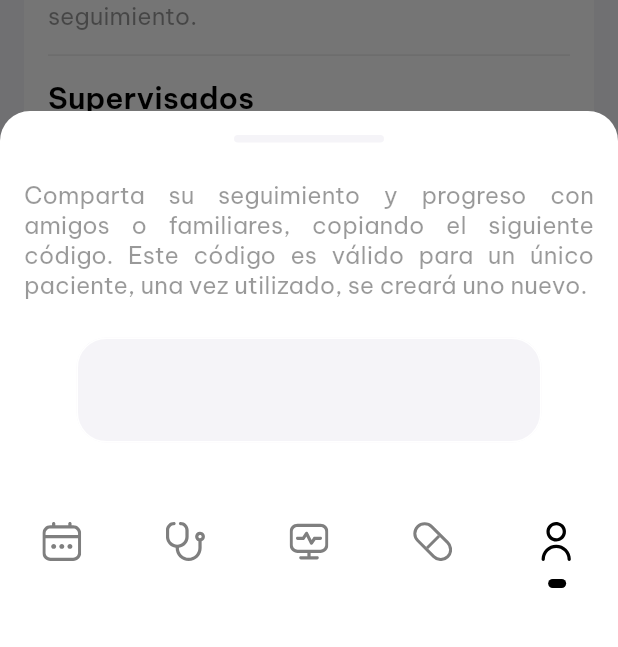
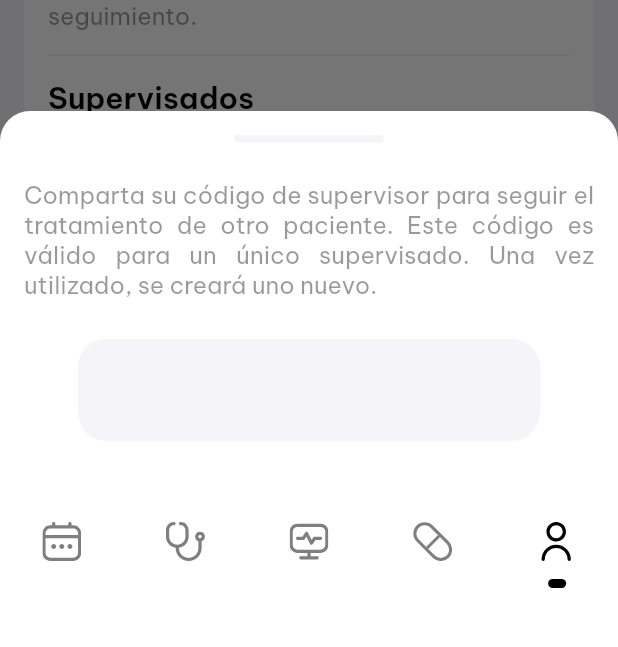
Before and after one commit to Meddly-Health/Frontend-Mobile, a Flutter app: the UserLinkedAccountsPage screen opened by its route, after a tap on "Obtener mi código", on a phone screen of 412 x 824 dp, the part 582-1229 px from its top. Run offline on Flutter 3.47's test engine with Material 2 defaults, Android fonts, the phone set to English and light mode, and no system bars; drawn by our look-alikes of auto_size_text; our stand-ins replace animate_do, auto_route, bloc, connectivity_plus, dartz, dio and 13 more; missing offline and left inert: authentication_repository, form_helper; accounts and stored records are empty; project files that could hold a hidden picture were left out.

Commit message:
style: :lipstick: update get code text

```diff
--- a/lib/supervisors/view/user_linked_accounts_page.dart
+++ b/lib/supervisors/view/user_linked_accounts_page.dart
@@ -133,7 +133,7 @@ class _Buttons extends StatelessWidget {
           _Button(
             title: 'Obtener mi código',
             description:
-                'Comparta su seguimiento y progreso con amigos o familiares.',
+                'Comparta su código de supervisor para seguir el tratamiento de otro paciente.',
             onTap: () {
               HapticFeedback.lightImpact();
               showModalBottomSheet(
@@ -214,7 +214,7 @@ class _GetCodeModalBottomSheet extends StatelessWidget {
           ),
           const SizedBox(height: 25),
           Text(
-            'Comparta su seguimiento y progreso con amigos o familiares, copiando el siguiente código. Este código es válido para un único paciente, una vez utilizado, se creará uno nuevo.',
+            'Comparta su código de supervisor para seguir el tratamiento de otro paciente. Este código es válido para un único supervisado. Una vez utilizado, se creará uno nuevo.',
             style: Theme.of(context).textTheme.bodyMedium!.copyWith(
                   color: Theme.of(context)
                       .textTheme
```
